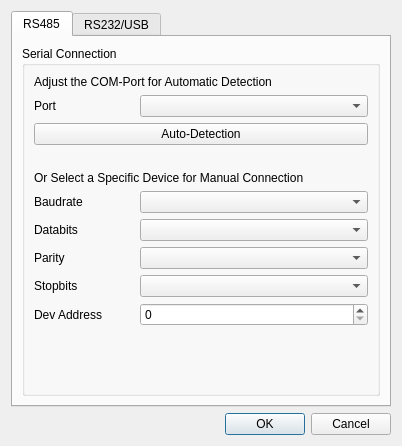
Above: dct_widgets/connectdialog/connectdialog.ui from KAYA-Instruments/SDI-Control-Point before the change. Below: the same form after it.
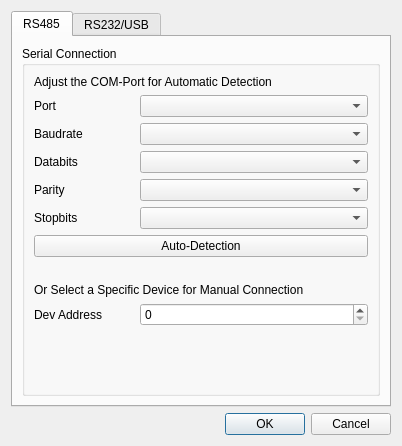
That is the form after the change. Icons and pictures are not drawn.

Commit message: Changed automatic device detection, bugfixes for load / save settings - The automatic device detection now makes use of the new "identfy" command   which will be implemented in all future camera releases - Added a new infodialog widget to display simple info messages when settings   are loaded or the auto detection is running - The settings of all chains are now stored / loaded from / to file, previously   only the settings of the active chain were accessed - Removed cameleon device, it is no longer supported - Updated the user manual

```diff
--- a/dct_widgets/connectdialog/connectdialog.ui
+++ b/dct_widgets/connectdialog/connectdialog.ui
@@ -73,7 +73,7 @@
             </item>
            </layout>
           </item>
-          <item row="6" column="0">
+          <item row="3" column="0">
            <layout class="QHBoxLayout" name="horizontalLayout_12">
             <item>
              <widget class="QLabel" name="lblBaudrateRS485">
@@ -100,75 +100,6 @@
             </item>
            </layout>
           </item>
-          <item row="10" column="0">
-           <layout class="QHBoxLayout" name="horizontalLayout_13">
-            <item>
-             <widget class="QLabel" name="lblDatabitsRS485">
-              <property name="enabled">
-               <bool>true</bool>
-              </property>
-              <property name="maximumSize">
-               <size>
-                <width>100</width>
-                <height>16777215</height>
-               </size>
-              </property>
-              <property name="text">
-               <string>Databits</string>
-              </property>
-             </widget>
-            </item>
-            <item>
-             <widget class="QComboBox" name="cbxDatabitsRS485">
-              <property name="enabled">
-               <bool>true</bool>
-              </property>
-              <property name="minimumSize">
-               <size>
-                <width>200</width>
-                <height>0</height>
-               </size>
-              </property>
-             </widget>
-            </item>
-           </layout>
-          </item>
-          <item row="13" column="0">
-           <layout class="QHBoxLayout" name="horizontalLayout_16">
-            <item>
-             <widget class="QLabel" name="lblDevAddrRS485">
-              <property name="maximumSize">
-               <size>
-                <width>100</width>
-                <height>16777215</height>
-               </size>
-              </property>
-              <property name="text">
-               <string>Dev Address</string>
-              </property>
-             </widget>
-            </item>
-            <item>
-             <widget class="QSpinBox" name="sbxDevAddrRS485"/>
-            </item>
-           </layout>
-          </item>
-          <item row="3" column="0">
-           <widget class="QPushButton" name="btScan">
-            <property name="sizePolicy">
-             <sizepolicy hsizetype="Minimum" vsizetype="Fixed">
-              <horstretch>0</horstretch>
-              <verstretch>0</verstretch>
-             </sizepolicy>
-            </property>
-            <property name="toolTip">
-             <string>Automatically Scan for Devices on the given COM-Port</string>
-            </property>
-            <property name="text">
-             <string>Auto-Detection</string>
-            </property>
-           </widget>
-          </item>
           <item row="1" column="0">
            <widget class="QLabel" name="label_2">
             <property name="text">
@@ -176,26 +107,40 @@
             </property>
            </widget>
           </item>
-          <item row="5" column="0">
-           <widget class="QLabel" name="label">
-            <property name="sizePolicy">
-             <sizepolicy hsizetype="Preferred" vsizetype="Preferred">
-              <horstretch>0</horstretch>
-              <verstretch>0</verstretch>
-             </sizepolicy>
-            </property>
-            <property name="text">
-             <string>Or Select a Specific Device for Manual Connection</string>
-            </property>
-            <property name="scaledContents">
-             <bool>false</bool>
-            </property>
-            <property name="wordWrap">
-             <bool>false</bool>
-            </property>
-           </widget>
-          </item>
           <item row="4" column="0">
+           <layout class="QHBoxLayout" name="horizontalLayout_13">
+            <item>
+             <widget class="QLabel" name="lblDatabitsRS485">
+              <property name="enabled">
+               <bool>true</bool>
+              </property>
+              <property name="maximumSize">
+               <size>
+                <width>100</width>
+                <height>16777215</height>
+               </size>
+              </property>
+              <property name="text">
+               <string>Databits</string>
+              </property>
+             </widget>
+            </item>
+            <item>
+             <widget class="QComboBox" name="cbxDatabitsRS485">
+              <property name="enabled">
+               <bool>true</bool>
+              </property>
+              <property name="minimumSize">
+               <size>
+                <width>200</width>
+                <height>0</height>
+               </size>
+              </property>
+             </widget>
+            </item>
+           </layout>
+          </item>
+          <item row="8" column="0">
            <spacer name="verticalSpacer_3">
             <property name="orientation">
              <enum>Qt::Vertical</enum>
@@ -211,7 +156,7 @@
             </property>
            </spacer>
           </item>
-          <item row="11" column="0">
+          <item row="5" column="0">
            <layout class="QHBoxLayout" name="horizontalLayout_14">
             <item>
              <widget class="QLabel" name="lblParityRS485">
@@ -244,7 +189,82 @@
             </item>
            </layout>
           </item>
-          <item row="12" column="0">
+          <item row="18" column="0">
+           <spacer name="verticalSpacer_2">
+            <property name="orientation">
+             <enum>Qt::Vertical</enum>
+            </property>
+            <property name="sizeHint" stdset="0">
+             <size>
+              <width>20</width>
+              <height>40</height>
+             </size>
+            </property>
+           </spacer>
+          </item>
+          <item row="9" column="0">
+           <widget class="QLabel" name="label">
+            <property name="sizePolicy">
+             <sizepolicy hsizetype="Preferred" vsizetype="Preferred">
+              <horstretch>0</horstretch>
+              <verstretch>0</verstretch>
+             </sizepolicy>
+            </property>
+            <property name="text">
+             <string>Or Select a Specific Device for Manual Connection</string>
+            </property>
+            <property name="scaledContents">
+             <bool>false</bool>
+            </property>
+            <property name="wordWrap">
+             <bool>false</bool>
+            </property>
+           </widget>
+          </item>
+          <item row="17" column="0">
+           <layout class="QHBoxLayout" name="horizontalLayout_16">
+            <item>
+             <widget class="QLabel" name="lblDevAddrRS485">
+              <property name="maximumSize">
+               <size>
+                <width>100</width>
+                <height>16777215</height>
+               </size>
+              </property>
+              <property name="text">
+               <string>Dev Address</string>
+              </property>
+             </widget>
+            </item>
+            <item>
+             <widget class="QSpinBox" name="sbxDevAddrRS485">
+              <property name="sizePolicy">
+               <sizepolicy hsizetype="Preferred" vsizetype="Fixed">
+                <horstretch>0</horstretch>
+                <verstretch>0</verstretch>
+               </sizepolicy>
+              </property>
+             </widget>
+            </item>
+           </layout>
+          </item>
+          <item row="7" column="0">
+           <widget class="QPushButton" name="btScan">
+            <property name="sizePolicy">
+             <sizepolicy hsizetype="Minimum" vsizetype="Fixed">
+              <horstretch>0</horstretch>
+              <verstretch>0</verstretch>
+             </sizepolicy>
+            </property>
+            <property name="toolTip">
+             <string>Automatically Scan for Devices on the given COM-Port</string>
+            </property>
+            <property name="text">
+             <string>Auto-Detection</string>
+            </property>
+           </widget>
+          </item>
+          <item row="6" column="0">
            <layout class="QHBoxLayout" name="horizontalLayout_15">
             <item>
              <widget class="QLabel" name="lblStopbitsRS485">
@@ -277,19 +297,6 @@
             </item>
            </layout>
           </item>
-          <item row="14" column="0">
-           <spacer name="verticalSpacer_2">
-            <property name="orientation">
-             <enum>Qt::Vertical</enum>
-            </property>
-            <property name="sizeHint" stdset="0">
-             <size>
-              <width>20</width>
-              <height>40</height>
-             </size>
-            </property>
-           </spacer>
-          </item>
          </layout>
         </widget>
        </item>
```
The commit also changes 31 other files.
